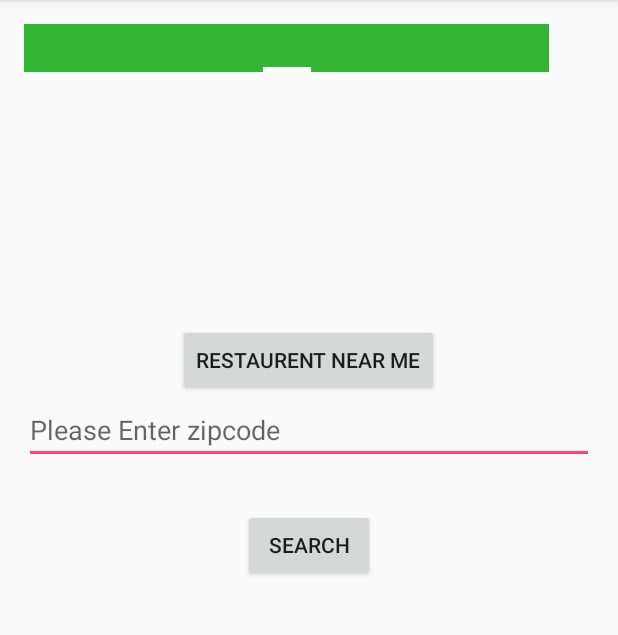
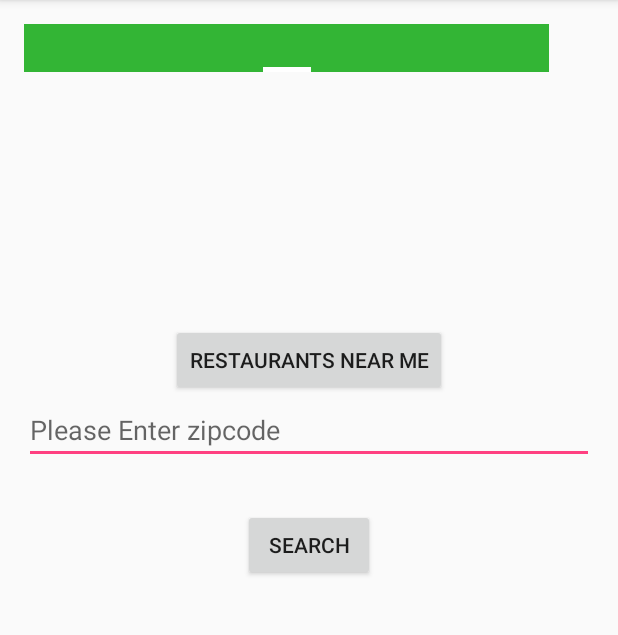
Before and after one commit to Hasan-Mehedi/Indian-Restaurant-Finder, an Android app: the screen it shows after launch (MainActivity), on a phone screen of 412 x 824 dp, the part 84-719 px from its top. Run offline under Robolectric (Android 15) with nearby library versions, the phone set to English and light mode, and no system bars.

Commit message:
corrected the button

```diff
--- a/DesiRestaurantFinder/app/src/main/res/layout/activity_main.xml
+++ b/DesiRestaurantFinder/app/src/main/res/layout/activity_main.xml
@@ -35,7 +35,7 @@
         android:layout_height="wrap_content"
         android:layout_gravity="center_horizontal"
         android:onClick="getCurrentLocation"
-        android:text="Restaurent near me" />
+        android:text="Restaurants near me" />
 
 
     <EditText
```
